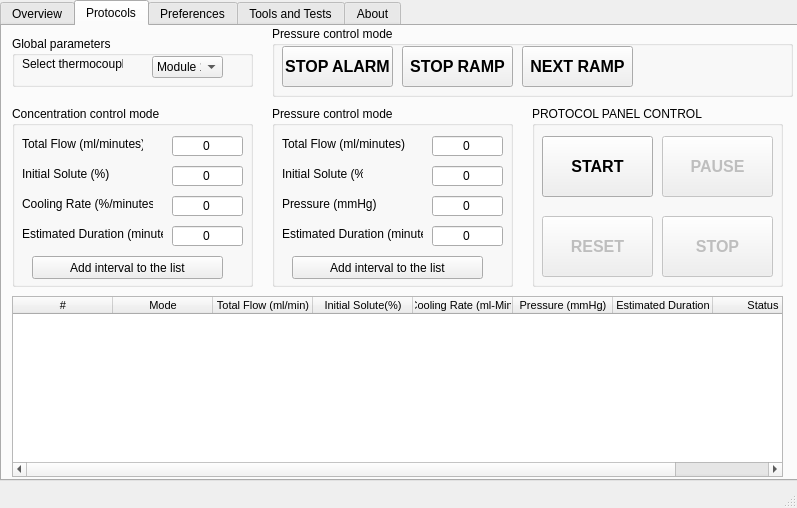
Before: the Qt Designer form 3.Software/forms/interfaz.ui in alelucrod/Perfusion, drawn with Qt 5.
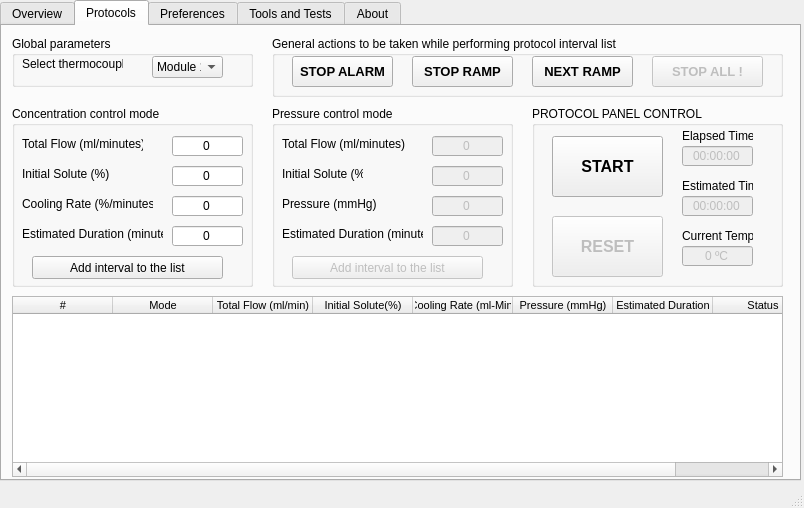
After: the same form once the commit is applied. Icons and pictures are not drawn.

Commit message: [MOD] Actualizada la interfaz

```diff
--- a/3.Software/forms/interfaz.ui
+++ b/3.Software/forms/interfaz.ui
@@ -10,7 +10,7 @@
    <rect>
     <x>0</x>
     <y>0</y>
-    <width>797</width>
+    <width>804</width>
     <height>508</height>
    </rect>
   </property>
@@ -1307,7 +1307,7 @@
       <widget class="QPushButton" name="start">
        <property name="geometry">
         <rect>
-         <x>10</x>
+         <x>20</x>
          <y>30</y>
          <width>111</width>
          <height>61</height>
@@ -1328,67 +1328,13 @@
         <string>START</string>
        </property>
       </widget>
-      <widget class="QPushButton" name="stop">
-       <property name="enabled">
-        <bool>false</bool>
-       </property>
-       <property name="geometry">
-        <rect>
-         <x>130</x>
-         <y>110</y>
-         <width>111</width>
-         <height>61</height>
-        </rect>
-       </property>
-       <property name="font">
-        <font>
-         <family>Arial</family>
-         <pointsize>12</pointsize>
-         <weight>75</weight>
-         <bold>true</bold>
-        </font>
-       </property>
-       <property name="cursor">
-        <cursorShape>PointingHandCursor</cursorShape>
-       </property>
-       <property name="text">
-        <string>STOP</string>
-       </property>
-      </widget>
-      <widget class="QPushButton" name="pause">
-       <property name="enabled">
-        <bool>false</bool>
-       </property>
-       <property name="geometry">
-        <rect>
-         <x>130</x>
-         <y>30</y>
-         <width>111</width>
-         <height>61</height>
-        </rect>
-       </property>
-       <property name="font">
-        <font>
-         <family>Arial</family>
-         <pointsize>12</pointsize>
-         <weight>75</weight>
-         <bold>true</bold>
-        </font>
-       </property>
-       <property name="cursor">
-        <cursorShape>PointingHandCursor</cursorShape>
-       </property>
-       <property name="text">
-        <string>PAUSE</string>
-       </property>
-      </widget>
       <widget class="QPushButton" name="reset">
        <property name="enabled">
         <bool>false</bool>
        </property>
        <property name="geometry">
         <rect>
-         <x>10</x>
+         <x>20</x>
          <y>110</y>
          <width>111</width>
          <height>61</height>
@@ -1409,6 +1355,102 @@
         <string>RESET</string>
        </property>
       </widget>
+      <widget class="QLabel" name="label_23">
+       <property name="geometry">
+        <rect>
+         <x>150</x>
+         <y>20</y>
+         <width>71</width>
+         <height>20</height>
+        </rect>
+       </property>
+       <property name="text">
+        <string>Elapsed Time</string>
+       </property>
+      </widget>
+      <widget class="QLineEdit" name="holdTime_4">
+       <property name="enabled">
+        <bool>false</bool>
+       </property>
+       <property name="geometry">
+        <rect>
+         <x>150</x>
+         <y>40</y>
+         <width>71</width>
+         <height>20</height>
+        </rect>
+       </property>
+       <property name="text">
+        <string>00:00:00</string>
+       </property>
+       <property name="alignment">
+        <set>Qt::AlignCenter</set>
+       </property>
+      </widget>
+      <widget class="QLabel" name="label_30">
+       <property name="geometry">
+        <rect>
+         <x>150</x>
+         <y>70</y>
+         <width>71</width>
+         <height>20</height>
+        </rect>
+       </property>
+       <property name="text">
+        <string>Estimated Time</string>
+       </property>
+      </widget>
+      <widget class="QLineEdit" name="holdTime_6">
+       <property name="enabled">
+        <bool>false</bool>
+       </property>
+       <property name="geometry">
+        <rect>
+         <x>150</x>
+         <y>90</y>
+         <width>71</width>
+         <height>20</height>
+        </rect>
+       </property>
+       <property name="text">
+        <string>00:00:00</string>
+       </property>
+       <property name="alignment">
+        <set>Qt::AlignCenter</set>
+       </property>
+      </widget>
+      <widget class="QLabel" name="label_32">
+       <property name="geometry">
+        <rect>
+         <x>150</x>
+         <y>120</y>
+         <width>71</width>
+         <height>20</height>
+        </rect>
+       </property>
+       <property name="text">
+        <string>Current Temp</string>
+       </property>
+      </widget>
+      <widget class="QLineEdit" name="holdTime_7">
+       <property name="enabled">
+        <bool>false</bool>
+       </property>
+       <property name="geometry">
+        <rect>
+         <x>150</x>
+         <y>140</y>
+         <width>71</width>
+         <height>20</height>
+        </rect>
+       </property>
+       <property name="text">
+        <string>0 ºC</string>
+       </property>
+       <property name="alignment">
+        <set>Qt::AlignCenter</set>
+       </property>
+      </widget>
      </widget>
      <widget class="QGroupBox" name="groupBox_11">
       <property name="geometry">
@@ -1480,6 +1522,9 @@
        <string>Pressure control mode</string>
       </property>
       <widget class="QPushButton" name="pushButton_addRamp">
+       <property name="enabled">
+        <bool>false</bool>
+       </property>
        <property name="geometry">
         <rect>
          <x>20</x>
@@ -1509,6 +1554,9 @@
        </property>
       </widget>
       <widget class="QLineEdit" name="toValue">
+       <property name="enabled">
+        <bool>false</bool>
+       </property>
        <property name="geometry">
         <rect>
          <x>160</x>
@@ -1538,6 +1586,9 @@
        </property>
       </widget>
       <widget class="QLineEdit" name="fromValue">
+       <property name="enabled">
+        <bool>false</bool>
+       </property>
        <property name="geometry">
         <rect>
          <x>160</x>
@@ -1571,7 +1622,7 @@
       </widget>
       <widget class="QLineEdit" name="coolingRate">
        <property name="enabled">
-        <bool>true</bool>
+        <bool>false</bool>
        </property>
        <property name="geometry">
         <rect>
@@ -1606,7 +1657,7 @@
       </widget>
       <widget class="QLineEdit" name="stepJump">
        <property name="enabled">
-        <bool>true</bool>
+        <bool>false</bool>
        </property>
        <property name="geometry">
         <rect>
@@ -1628,27 +1679,27 @@
       <property name="geometry">
        <rect>
         <x>270</x>
-        <y>0</y>
-        <width>521</width>
-        <height>71</height>
+        <y>10</y>
+        <width>511</width>
+        <height>61</height>
        </rect>
       </property>
       <property name="title">
-       <string>Pressure control mode</string>
+       <string>General actions to be taken while performing protocol interval list</string>
       </property>
       <widget class="QPushButton" name="start_2">
        <property name="geometry">
         <rect>
-         <x>130</x>
+         <x>140</x>
          <y>20</y>
-         <width>111</width>
-         <height>41</height>
+         <width>101</width>
+         <height>31</height>
         </rect>
        </property>
        <property name="font">
         <font>
          <family>Arial</family>
-         <pointsize>12</pointsize>
+         <pointsize>10</pointsize>
          <weight>75</weight>
          <bold>true</bold>
         </font>
@@ -1663,16 +1714,16 @@
       <widget class="QPushButton" name="start_3">
        <property name="geometry">
         <rect>
-         <x>250</x>
+         <x>260</x>
          <y>20</y>
-         <width>111</width>
-         <height>41</height>
+         <width>101</width>
+         <height>31</height>
         </rect>
        </property>
        <property name="font">
         <font>
          <family>Arial</family>
-         <pointsize>12</pointsize>
+         <pointsize>10</pointsize>
          <weight>75</weight>
          <bold>true</bold>
         </font>
@@ -1687,16 +1738,16 @@
       <widget class="QPushButton" name="start_4">
        <property name="geometry">
         <rect>
-         <x>10</x>
+         <x>20</x>
          <y>20</y>
-         <width>111</width>
-         <height>41</height>
+         <width>101</width>
+         <height>31</height>
         </rect>
        </property>
        <property name="font">
         <font>
          <family>Arial</family>
-         <pointsize>12</pointsize>
+         <pointsize>10</pointsize>
          <weight>75</weight>
          <bold>true</bold>
         </font>
@@ -1708,6 +1759,33 @@
         <string>STOP ALARM</string>
        </property>
       </widget>
+      <widget class="QPushButton" name="stop">
+       <property name="enabled">
+        <bool>false</bool>
+       </property>
+       <property name="geometry">
+        <rect>
+         <x>380</x>
+         <y>20</y>
+         <width>111</width>
+         <height>31</height>
+        </rect>
+       </property>
+       <property name="font">
+        <font>
+         <family>Arial</family>
+         <pointsize>10</pointsize>
+         <weight>75</weight>
+         <bold>true</bold>
+        </font>
+       </property>
+       <property name="cursor">
+        <cursorShape>PointingHandCursor</cursorShape>
+       </property>
+       <property name="text">
+        <string>STOP ALL !</string>
+       </property>
+      </widget>
      </widget>
     </widget>
     <widget class="QWidget" name="tab_4">
```
Left out of the diff: 54 changed lines with no effect on the pictures.
